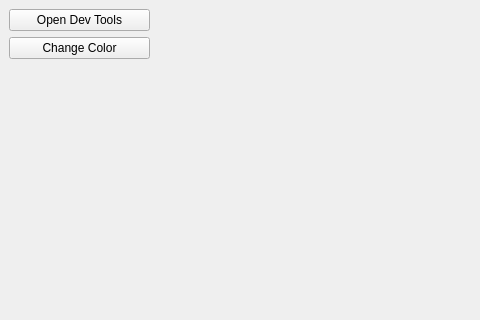
This is mainwindow.ui in nrbdev/QCefViewApp as Qt 5 draws it before an edit; both pictures show x 0 to 480 and y 0 to 320 of the 1280 by 720 pixel window. The edited form follows.
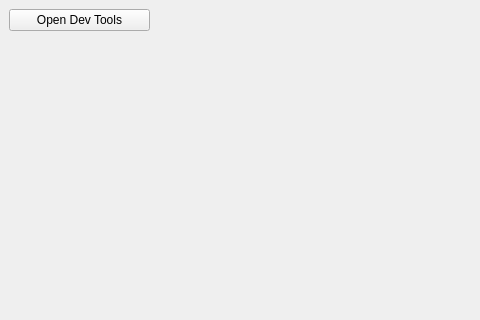
This is the edited form.

```diff
--- a/mainwindow.ui
+++ b/mainwindow.ui
@@ -37,13 +37,6 @@
          </property>
         </widget>
        </item>
-       <item>
-        <widget class="QPushButton" name="btn_ChangeColor">
-         <property name="text">
-          <string>Change Color</string>
-         </property>
-        </widget>
-       </item>
        <item>
         <spacer name="verticalSpacer">
          <property name="orientation">
```
